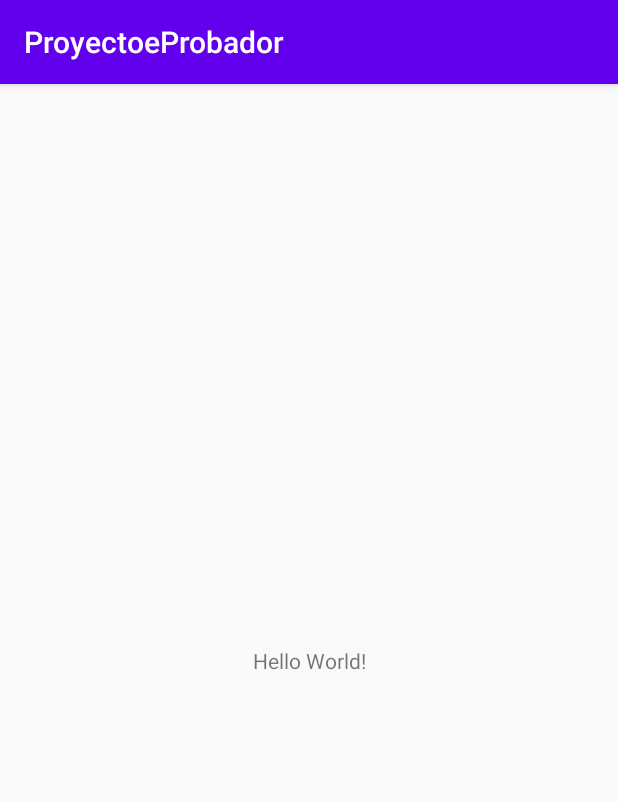
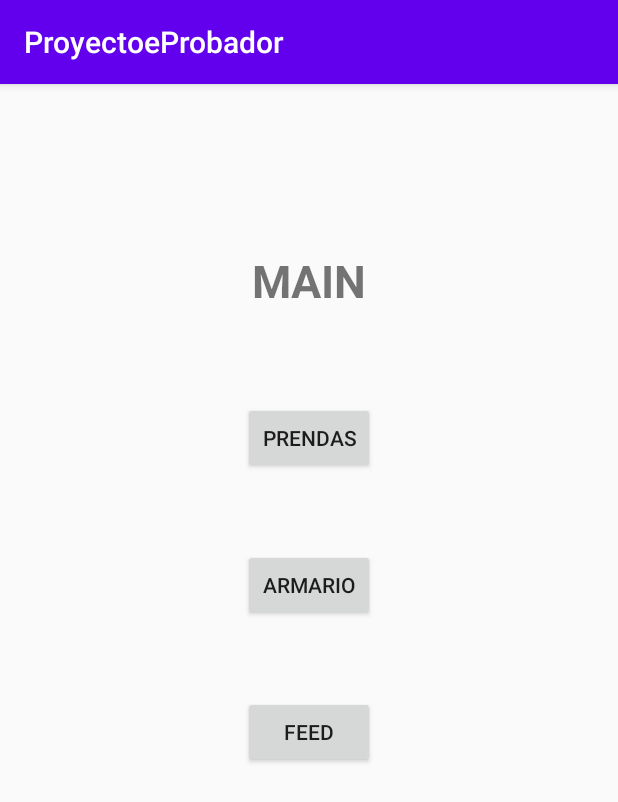
Before and after one commit to sergiomanzanares/ProyectoeProbador, an Android app: the screen it shows after launch (MainActivity), on a phone screen of 412 x 824 dp. Shown: the top 802 px of the screen. Run offline under Robolectric (Android 15) with nearby library versions, the phone set to English and light mode, and no system bars.

Commit message:
layout de main, login y registro añadidos.

```diff
--- a/app/src/main/AndroidManifest.xml
+++ b/app/src/main/AndroidManifest.xml
@@ -9,7 +9,9 @@
         android:roundIcon="@mipmap/ic_launcher_round"
         android:supportsRtl="true"
         android:theme="@style/AppTheme">
-        <activity android:name=".PrendasActivity"></activity>
+        <activity android:name=".Registro"></activity>
+        <activity android:name=".LogIn" />
+        <activity android:name=".PrendasActivity" />
         <activity android:name=".MainActivity">
             <intent-filter>
                 <action android:name="android.intent.action.MAIN" />
--- a/app/src/main/res/layout/activity_main.xml
+++ b/app/src/main/res/layout/activity_main.xml
@@ -7,12 +7,45 @@
     tools:context=".MainActivity">
 
     <TextView
+        android:id="@+id/txtMain"
+        android:layout_width="124dp"
+        android:layout_height="62dp"
+        android:layout_marginTop="100dp"
+        android:gravity="center"
+        android:text="MAIN"
+        android:textSize="30sp"
+        android:textStyle="bold"
+        app:layout_constraintEnd_toEndOf="parent"
+        app:layout_constraintStart_toStartOf="parent"
+        app:layout_constraintTop_toTopOf="parent" />
+
+    <Button
+        android:id="@+id/buttonPrendas"
         android:layout_width="wrap_content"
         android:layout_height="wrap_content"
-        android:text="Hello World!"
-        app:layout_constraintBottom_toBottomOf="parent"
-        app:layout_constraintLeft_toLeftOf="parent"
-        app:layout_constraintRight_toRightOf="parent"
-        app:layout_constraintTop_toTopOf="parent" />
+        android:layout_marginTop="50dp"
+        android:text="Prendas"
+        app:layout_constraintEnd_toEndOf="parent"
+        app:layout_constraintStart_toStartOf="parent"
+        app:layout_constraintTop_toBottomOf="@+id/txtMain" />
 
+    <Button
+        android:id="@+id/buttonArmario"
+        android:layout_width="wrap_content"
+        android:layout_height="wrap_content"
+        android:layout_marginTop="50dp"
+        android:text="Armario"
+        app:layout_constraintEnd_toEndOf="parent"
+        app:layout_constraintStart_toStartOf="parent"
+        app:layout_constraintTop_toBottomOf="@+id/buttonPrendas" />
+
+    <Button
+        android:id="@+id/buttonFeed"
+        android:layout_width="wrap_content"
+        android:layout_height="wrap_content"
+        android:layout_marginTop="50dp"
+        android:text="Feed"
+        app:layout_constraintEnd_toEndOf="parent"
+        app:layout_constraintStart_toStartOf="parent"
+        app:layout_constraintTop_toBottomOf="@+id/buttonArmario" />
 </androidx.constraintlayout.widget.ConstraintLayout>
```
Also changed, not shown: app/src/main/java/com/example/proyectoeprobador/LogIn.java (added, +14 -0 lines), app/src/main/java/com/example/proyectoeprobador/Registro.java (added, +14 -0 lines), app/src/main/res/layout/activity_log_in.xml (added, +96 -0 lines), app/src/main/res/layout/activity_registro.xml (added, +131 -0 lines).
